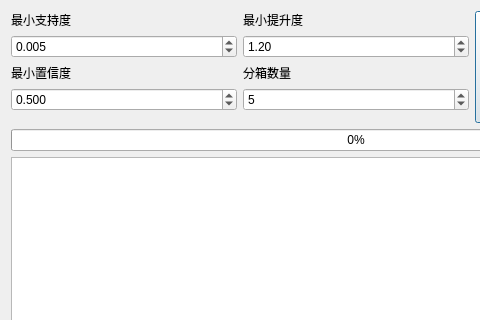
Old version of the form ui_page/page_two.ui in the repository ineed2underfit/pyqt_apriori; both pictures show x 0 to 480 and y 0 to 320 of the 712 by 484 pixel window.
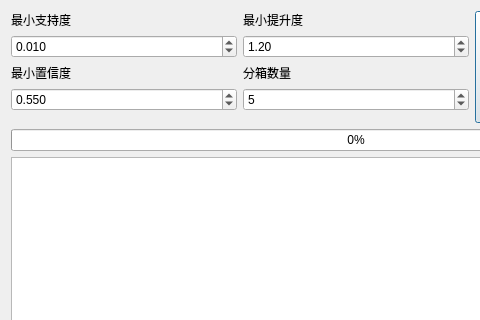
New version of the form.

Patch:
```diff
--- a/ui_page/page_two.ui
+++ b/ui_page/page_two.ui
@@ -53,7 +53,7 @@
         <double>0.001000000000000</double>
        </property>
        <property name="value">
-        <double>0.005000000000000</double>
+        <double>0.010000000000000</double>
        </property>
       </widget>
      </item>
@@ -72,7 +72,7 @@
         <double>0.010000000000000</double>
        </property>
        <property name="value">
-        <double>0.500000000000000</double>
+        <double>0.550000000000000</double>
        </property>
       </widget>
      </item>
```
Left out of the diff: 3 changed lines with no effect on the pictures.
